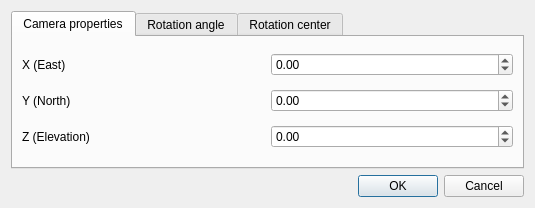
This is minevis/view/gui/UI/camerapropertiesdialog.ui in gsanhueza/BlastSight as Qt 5 draws it before an edit. The edited form follows.
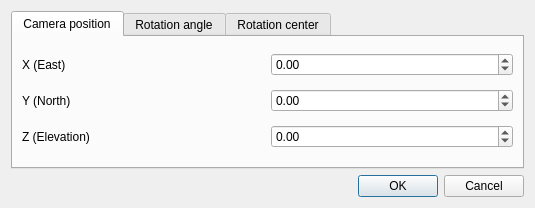
This is the edited form.

Commit message: Improved consistency of names (rotation center, rotation angle, camera position)

```diff
--- a/minevis/view/gui/UI/camerapropertiesdialog.ui
+++ b/minevis/view/gui/UI/camerapropertiesdialog.ui
@@ -21,7 +21,7 @@
      </property>
      <widget class="QWidget" name="camera_position_tab">
       <attribute name="title">
-       <string>Camera properties</string>
+       <string>Camera position</string>
       </attribute>
       <layout class="QGridLayout" name="gridLayout_2">
        <item row="0" column="0">
```
The commit also changes 7 other files.
